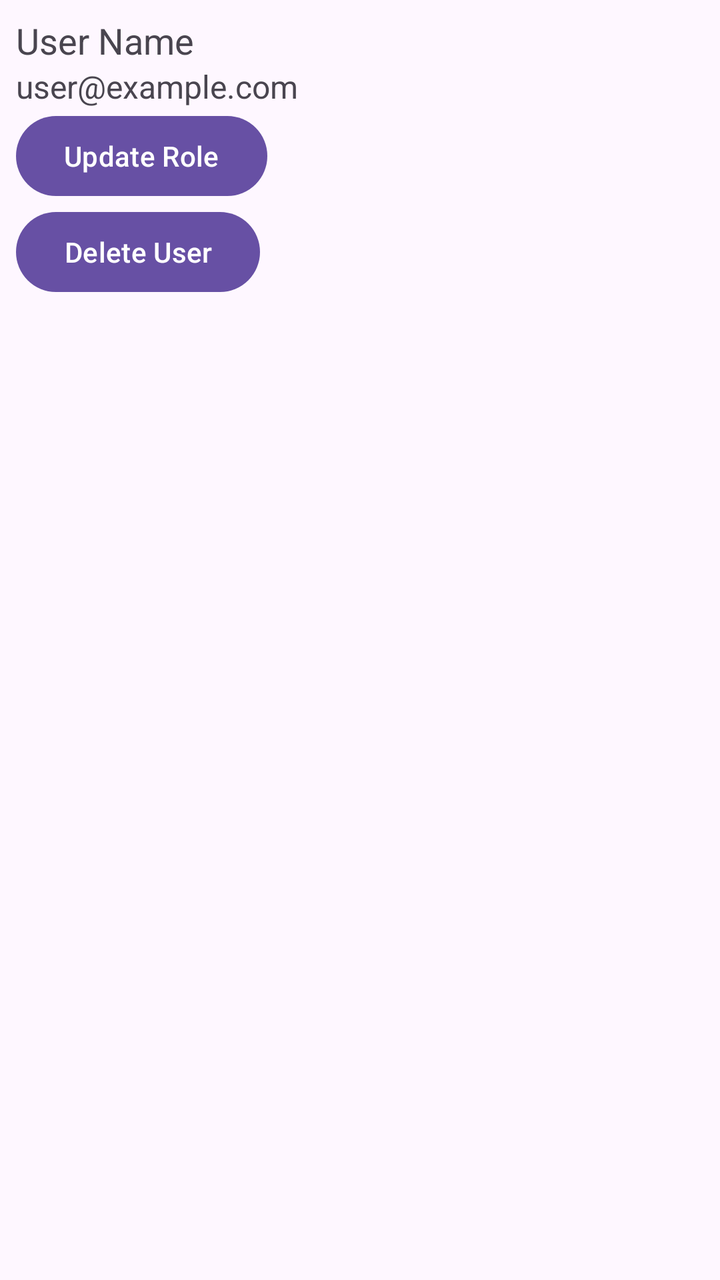
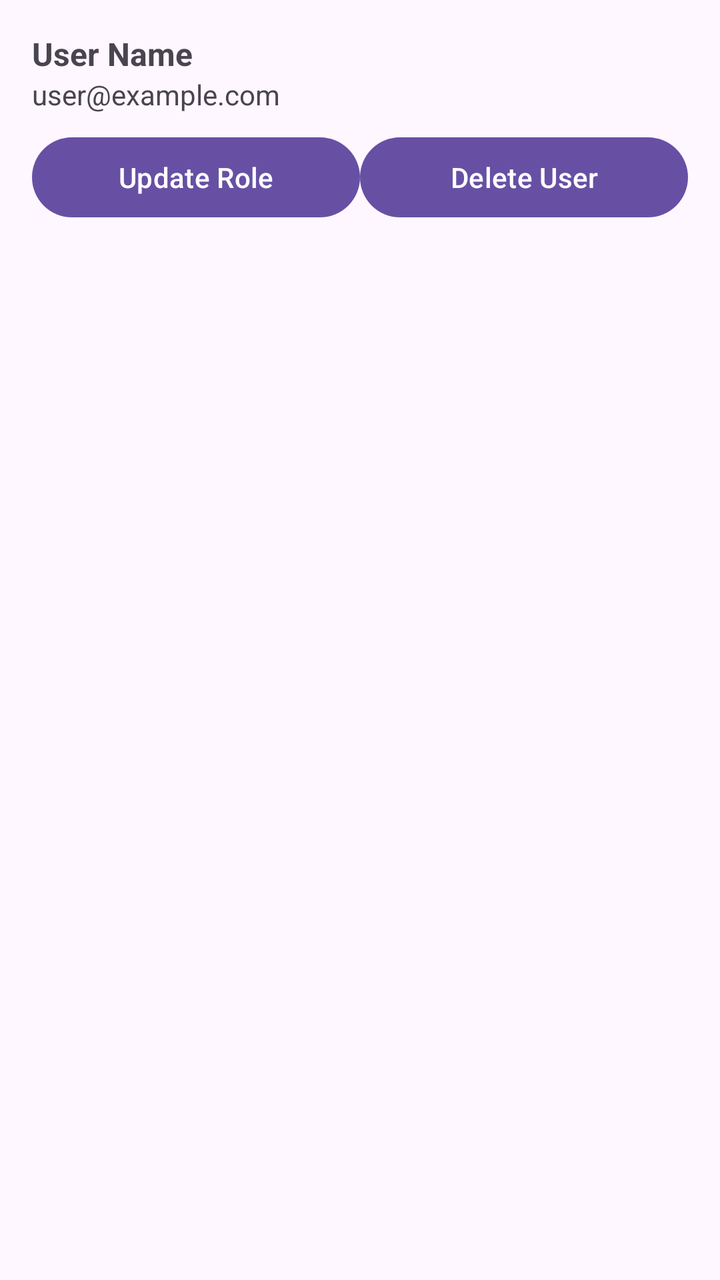

Two renders of the same Android screen: before a commit and after it. Below are the layout's source before the change and the commit's diff.
<!-- AndroidManifest.xml: application theme Theme.MyApplication -->
<!-- res/layout/item_user.xml -->
<LinearLayout xmlns:android="http://schemas.android.com/apk/res/android"
    android:layout_width="match_parent"
    android:layout_height="wrap_content"
    android:orientation="vertical"
    android:padding="8dp">

    <TextView
        android:id="@+id/userNameTextView"
        android:layout_width="wrap_content"
        android:layout_height="wrap_content"
        android:text="User Name"
        android:textSize="18sp" />

    <TextView
        android:id="@+id/userEmailTextView"
        android:layout_width="wrap_content"
        android:layout_height="wrap_content"
        android:text="user@example.com"
        android:textSize="16sp" />

    <Button
        android:id="@+id/updateRoleButton"
        android:layout_width="wrap_content"
        android:layout_height="wrap_content"
        android:text="Update Role" />

    <Button
        android:id="@+id/deleteUserButton"
        android:layout_width="wrap_content"
        android:layout_height="wrap_content"
        android:text="Delete User" />
</LinearLayout>
<!-- resources referenced by this layout -->
<resources>
  <style name="Theme.MyApplication" parent="Base.Theme.MyApplication" />
  <style name="Base.Theme.MyApplication" parent="Theme.Material3.DayNight.NoActionBar">
          
          
      </style>
</resources>

<!-- the commit's change to res/layout/item_user.xml (unified diff, before → after) -->
@@ -1,32 +1,44 @@
+<?xml version="1.0" encoding="utf-8"?>
 <LinearLayout xmlns:android="http://schemas.android.com/apk/res/android"
     android:layout_width="match_parent"
     android:layout_height="wrap_content"
     android:orientation="vertical"
-    android:padding="8dp">
+    android:padding="16dp">
 
     <TextView
         android:id="@+id/userNameTextView"
         android:layout_width="wrap_content"
         android:layout_height="wrap_content"
         android:text="User Name"
-        android:textSize="18sp" />
+        android:textSize="16sp"
+        android:textStyle="bold" />
 
     <TextView
         android:id="@+id/userEmailTextView"
         android:layout_width="wrap_content"
         android:layout_height="wrap_content"
         android:text="user@example.com"
-        android:textSize="16sp" />
+        android:textSize="14sp" />
 
-    <Button
-        android:id="@+id/updateRoleButton"
-        android:layout_width="wrap_content"
+    <LinearLayout
+        android:layout_width="match_parent"
         android:layout_height="wrap_content"
-        android:text="Update Role" />
+        android:orientation="horizontal"
+        android:layout_marginTop="8dp">
 
-    <Button
-        android:id="@+id/deleteUserButton"
-        android:layout_width="wrap_content"
-        android:layout_height="wrap_content"
-        android:text="Delete User" />
+        <Button
+            android:id="@+id/updateRoleButton"
+            android:layout_width="0dp"
+            android:layout_height="wrap_content"
+            android:layout_weight="1"
+            android:text="Update Role" />
+
+        <Button
+            android:id="@+id/deleteUserButton"
+            android:layout_width="0dp"
+            android:layout_height="wrap_content"
+            android:layout_weight="1"
+            android:text="Delete User" />
+    </LinearLayout>
+
 </LinearLayout>
